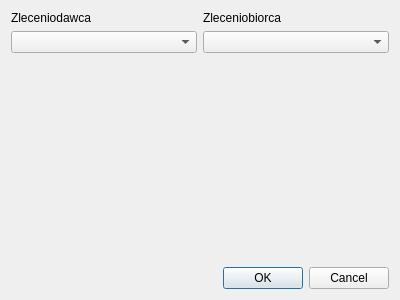
Old version of the form contractapp/Widget/ContractWidget.ui in the repository ppitu/ContractApp.
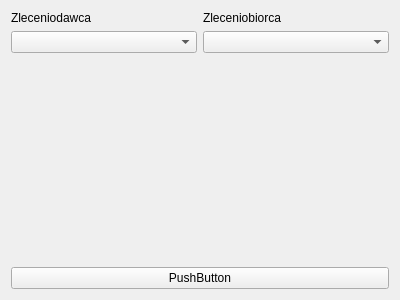
New version of the form.

Commit message: Add pattern class and dao

```diff
--- a/contractapp/Widget/ContractWidget.ui
+++ b/contractapp/Widget/ContractWidget.ui
@@ -52,9 +52,9 @@
     </layout>
    </item>
    <item>
-    <widget class="QDialogButtonBox" name="buttonBox">
-     <property name="standardButtons">
-      <set>QDialogButtonBox::Cancel|QDialogButtonBox::Ok</set>
+    <widget class="QPushButton" name="btnPreview">
+     <property name="text">
+      <string>PushButton</string>
      </property>
     </widget>
    </item>
```
The commit also changes 12 other files.
